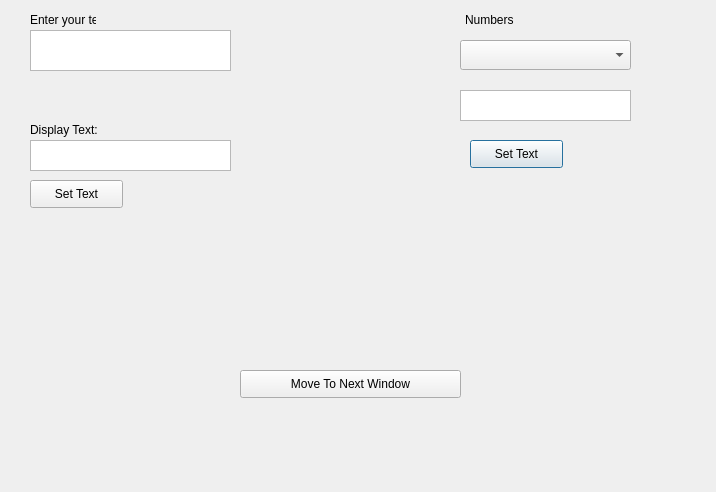
flynn1411/AED-0800-ProyectoNo.1, file FCpruebas/Pruebas/Homepage.ui: the form before one commit.
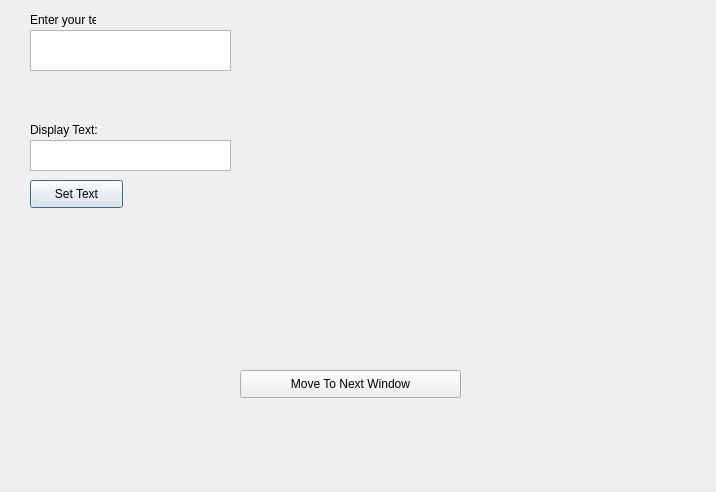
The form after the commit.

```diff
--- a/FCpruebas/Pruebas/Homepage.ui
+++ b/FCpruebas/Pruebas/Homepage.ui
@@ -13,52 +13,6 @@
   <property name="windowTitle">
    <string>Dialog</string>
   </property>
-  <widget class="QComboBox" name="comboBox">
-   <property name="geometry">
-    <rect>
-     <x>460</x>
-     <y>40</y>
-     <width>171</width>
-     <height>30</height>
-    </rect>
-   </property>
-  </widget>
-  <widget class="QLabel" name="label">
-   <property name="geometry">
-    <rect>
-     <x>465</x>
-     <y>10</y>
-     <width>71</width>
-     <height>20</height>
-    </rect>
-   </property>
-   <property name="text">
-    <string>Numbers</string>
-   </property>
-  </widget>
-  <widget class="QTextEdit" name="textEdit">
-   <property name="geometry">
-    <rect>
-     <x>460</x>
-     <y>90</y>
-     <width>171</width>
-     <height>31</height>
-    </rect>
-   </property>
-  </widget>
-  <widget class="QPushButton" name="pushButton">
-   <property name="geometry">
-    <rect>
-     <x>470</x>
-     <y>140</y>
-     <width>93</width>
-     <height>28</height>
-    </rect>
-   </property>
-   <property name="text">
-    <string>Set Text</string>
-   </property>
-  </widget>
   <widget class="QPlainTextEdit" name="plainTextEdit">
    <property name="geometry">
     <rect>
```
